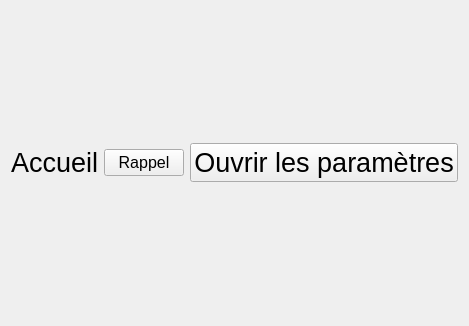
Old version of the form forms/home.ui in the repository axel7083/Fitts.
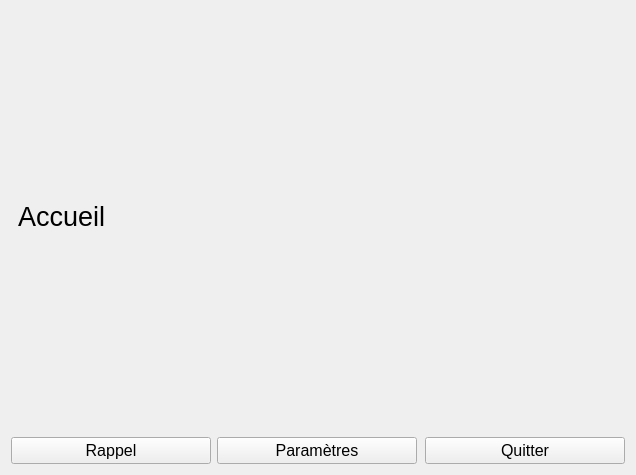
New version of the form.

What changed in the file:
```diff
--- a/forms/home.ui
+++ b/forms/home.ui
@@ -6,8 +6,8 @@
    <rect>
     <x>0</x>
     <y>0</y>
-    <width>423</width>
-    <height>326</height>
+    <width>636</width>
+    <height>475</height>
    </rect>
   </property>
   <property name="windowTitle">
@@ -15,28 +15,49 @@
   </property>
   <layout class="QVBoxLayout" name="verticalLayout">
    <item>
-    <layout class="QVBoxLayout" name="homeContainer">
-     <item>
-      <layout class="QHBoxLayout" name="horizontalLayout">
+    <layout class="QVBoxLayout" name="LLHome">
        <item>
         <widget class="QLabel" name="label">
          <property name="font">
           <font>
            <pointsize>20</pointsize>
-          </font>
-         </property>
+         <weight>50</weight>
+         <italic>false</italic>
+         <bold>false</bold>
+        </font>
+       </property>
+       <property name="styleSheet">
+        <string notr="true"> font: 20pt; padding-bottom: 10px;</string>
+       </property>
          <property name="text">
           <string>Accueil</string>
          </property>
         </widget>
        </item>
        <item>
+      <layout class="QHBoxLayout" name="homeContainer"/>
+     </item>
+     <item>
+      <layout class="QHBoxLayout" name="horizontalLayout_2">
+       <item>
         <widget class="QPushButton" name="home_rappel_btn">
+         <property name="minimumSize">
+          <size>
+           <width>200</width>
+           <height>0</height>
+          </size>
+         </property>
          <property name="font">
           <font>
            <pointsize>12</pointsize>
+           <weight>50</weight>
+           <italic>false</italic>
+           <bold>false</bold>
           </font>
          </property>
+         <property name="styleSheet">
+          <string notr="true">font: 12pt;</string>
+         </property>
          <property name="text">
           <string>Rappel</string>
          </property>
@@ -44,16 +65,57 @@
        </item>
        <item>
         <widget class="QPushButton" name="home_settings_btn">
+         <property name="minimumSize">
+          <size>
+           <width>200</width>
+           <height>0</height>
+          </size>
+         </property>
          <property name="font">
           <font>
-           <pointsize>20</pointsize>
+           <pointsize>12</pointsize>
+           <weight>50</weight>
+           <italic>false</italic>
+           <bold>false</bold>
           </font>
          </property>
+         <property name="styleSheet">
+          <string notr="true">font: 12pt;</string>
+         </property>
          <property name="text">
-          <string>Ouvrir les paramètres</string>
+          <string>Paramètres</string>
          </property>
         </widget>
        </item>
+       <item>
+        <spacer name="horizontalSpacer">
+         <property name="orientation">
+          <enum>Qt::Horizontal</enum>
+         </property>
+         <property name="sizeHint" stdset="0">
+          <size>
+           <width>40</width>
+           <height>20</height>
+          </size>
+         </property>
+        </spacer>
+       </item>
+       <item>
+        <widget class="QPushButton" name="Exit">
+         <property name="minimumSize">
+          <size>
+           <width>200</width>
+           <height>0</height>
+          </size>
+         </property>
+         <property name="styleSheet">
+          <string notr="true">font: 12pt;</string>
+         </property>
+         <property name="text">
+          <string>Quitter</string>
+         </property>
+        </widget>
+       </item>
       </layout>
      </item>
     </layout>
```
Left out of the diff: 3 changed lines with no effect on the pictures. Lines whose indentation alone changed are shown as unchanged.
